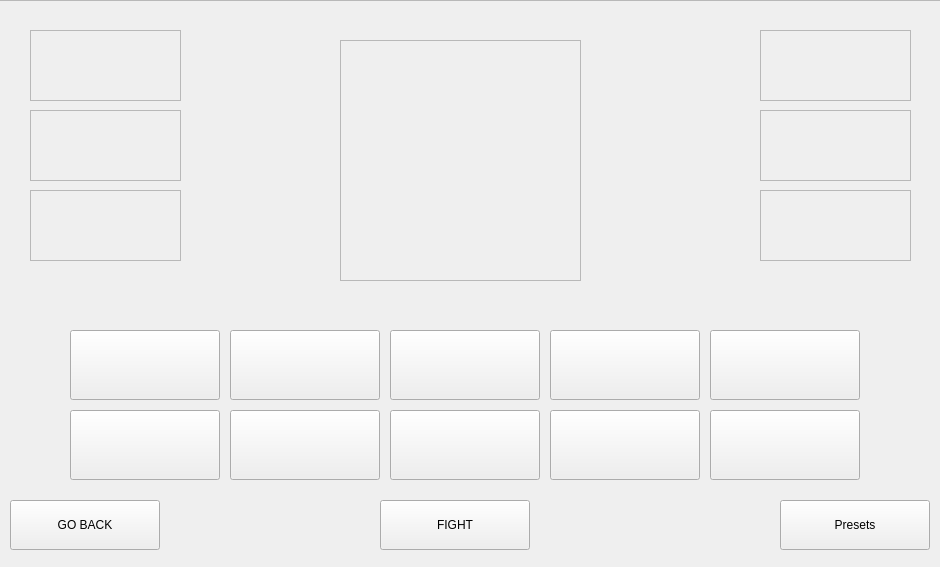
The window that character_select.ui (NunzioSilarbi/Anime-battle) describes before a commit, drawn with Qt 5.
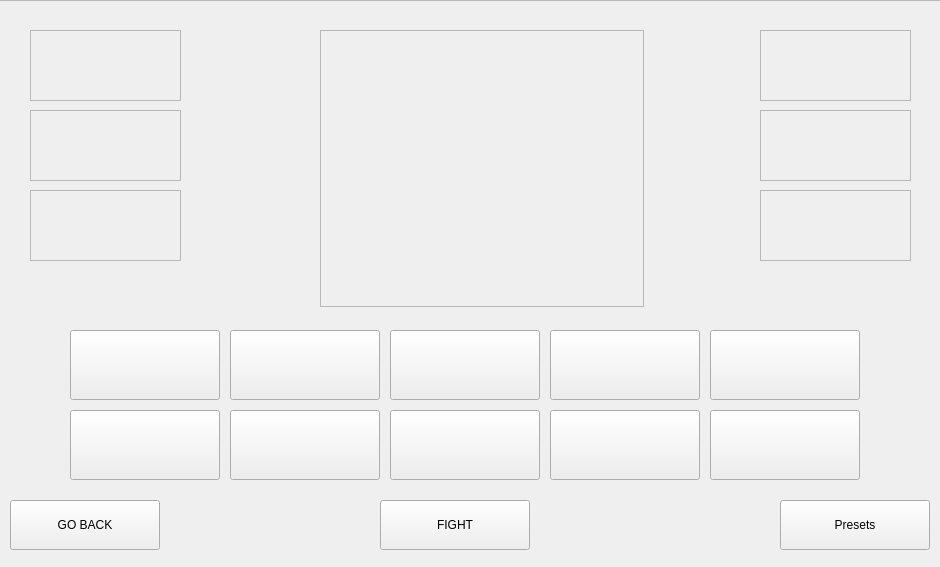
The same window after the commit. Icons and pictures are not drawn.

The edit to the form file:
```diff
--- a/character_select.ui
+++ b/character_select.ui
@@ -342,10 +342,10 @@
    <widget class="QFrame" name="vs_img">
     <property name="geometry">
      <rect>
-      <x>350</x>
-      <y>40</y>
-      <width>241</width>
-      <height>241</height>
+      <x>330</x>
+      <y>30</y>
+      <width>324</width>
+      <height>277</height>
      </rect>
     </property>
     <property name="styleSheet">
```
Left out of the diff: 5 changed lines with no effect on the pictures.
